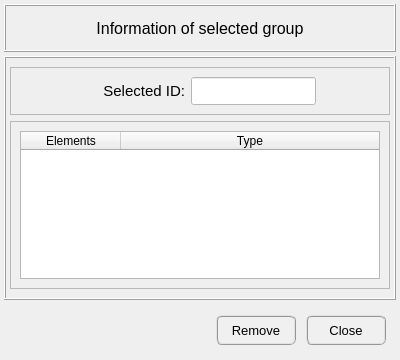
Old version of the form pulse/interface/ui_files/model/info/get_group_information.ui in the repository open-pulse/OpenPulse.
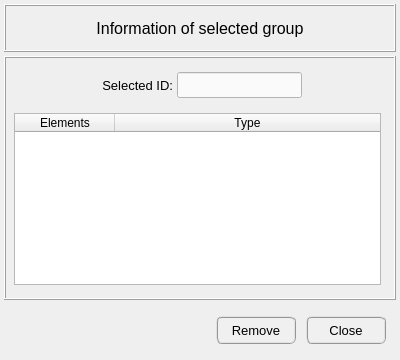
New version of the form.

Patch:
```diff
--- a/pulse/interface/ui_files/model/info/get_group_information.ui
+++ b/pulse/interface/ui_files/model/info/get_group_information.ui
@@ -70,13 +70,31 @@
       </property>
       <item row="0" column="0">
        <widget class="QFrame" name="frame_selection">
+        <property name="minimumSize">
+         <size>
+          <width>0</width>
+          <height>36</height>
+         </size>
+        </property>
         <property name="frameShape">
-         <enum>QFrame::StyledPanel</enum>
+         <enum>QFrame::NoFrame</enum>
         </property>
         <property name="frameShadow">
          <enum>QFrame::Raised</enum>
         </property>
         <layout class="QGridLayout" name="gridLayout_4">
+         <property name="leftMargin">
+          <number>4</number>
+         </property>
+         <property name="topMargin">
+          <number>4</number>
+         </property>
+         <property name="bottomMargin">
+          <number>4</number>
+         </property>
+         <property name="spacing">
+          <number>4</number>
+         </property>
          <item row="0" column="2">
           <widget class="QLineEdit" name="lineEdit_selected_ID">
            <property name="enabled">
@@ -85,13 +103,13 @@
            <property name="minimumSize">
             <size>
              <width>0</width>
-             <height>28</height>
+             <height>26</height>
             </size>
            </property>
            <property name="maximumSize">
             <size>
              <width>240</width>
-             <height>28</height>
+             <height>26</height>
             </size>
            </property>
            <property name="font">
@@ -103,7 +121,8 @@
             <enum>Qt::ClickFocus</enum>
            </property>
            <property name="styleSheet">
-            <string notr="true">background-color: rgb(255, 255, 255);</string>
+            <string notr="true">QLineEdit{color: rgb(0, 0, 0); background-color: rgb(250, 250, 250)}
+QLineEdit:disabled{color: rgb(100, 100, 100); background-color: rgb(240, 240, 240)}</string>
            </property>
            <property name="text">
             <string/>
@@ -117,7 +136,7 @@
           <widget class="QLabel" name="label_selected_id">
            <property name="minimumSize">
             <size>
-             <width>100</width>
+             <width>80</width>
              <height>0</height>
             </size>
            </property>
@@ -129,7 +148,7 @@
            </property>
            <property name="font">
             <font>
-             <pointsize>11</pointsize>
+             <pointsize>10</pointsize>
             </font>
            </property>
            <property name="text">
@@ -172,12 +191,24 @@
       <item row="1" column="0">
        <widget class="QFrame" name="frame_treeWidget">
         <property name="frameShape">
-         <enum>QFrame::StyledPanel</enum>
+         <enum>QFrame::NoFrame</enum>
         </property>
         <property name="frameShadow">
          <enum>QFrame::Raised</enum>
         </property>
         <layout class="QGridLayout" name="gridLayout_5">
+         <property name="leftMargin">
+          <number>4</number>
+         </property>
+         <property name="topMargin">
+          <number>4</number>
+         </property>
+         <property name="bottomMargin">
+          <number>4</number>
+         </property>
+         <property name="spacing">
+          <number>4</number>
+         </property>
          <item row="0" column="0">
           <widget class="QTreeWidget" name="treeWidget_group_info">
            <property name="minimumSize">
@@ -352,13 +383,13 @@
         <property name="minimumSize">
          <size>
           <width>80</width>
-          <height>30</height>
+          <height>28</height>
          </size>
         </property>
         <property name="maximumSize">
          <size>
           <width>80</width>
-          <height>30</height>
+          <height>28</height>
          </size>
         </property>
         <property name="sizeIncrement">
@@ -371,15 +402,16 @@
          <font>
           <family>MS Shell Dlg 2</family>
           <pointsize>10</pointsize>
-          <weight>9</weight>
+          <weight>50</weight>
           <italic>false</italic>
           <bold>false</bold>
          </font>
         </property>
         <property name="styleSheet">
-         <string notr="true">QPushButton{border-radius: 6px; border-color: rgb(150, 150, 150); border-style: ridge; border-width: 2px; color: rgb(0, 0, 0); background-color: rgb(240, 240, 240); font: 75 10pt &quot;MS Shell Dlg 2&quot;}
-QPushButton:hover{border-radius: 6px; border-color: rgb(0, 170, 255); border-style: ridge; border-width: 2px; color: rgb(0, 0, 0); background-color: rgba(174, 213, 255, 100); font: 75 10pt &quot;MS Shell Dlg 2&quot;}
-QPushButton:pressed{border-radius: 6px; border-color: rgb(0, 170, 255); border-style: ridge; border-width: 3px; color: rgb(0, 0, 0); background-color: rgb(174, 213, 255); font: 75 10pt &quot;MS Shell Dlg 2&quot;}</string>
+         <string notr="true">QPushButton{border-radius: 6px; border-color: rgb(150, 150, 150); border-style: ridge; border-width: 2px; color: rgb(0, 0, 0); background-color: rgb(240, 240, 240)}
+QPushButton:hover{border-radius: 6px; border-color: rgb(0, 170, 255); border-style: ridge; border-width: 2px; color: rgb(0, 0, 0); background-color: rgba(174, 213, 255, 100)}
+QPushButton:pressed{border-radius: 6px; border-color: rgb(0, 170, 255); border-style: ridge; border-width: 2px; color: rgb(0, 0, 0); background-color: rgb(174, 213, 255)}
+QPushButton:disabled{border-radius: 6px; border-color: rgb(150, 150, 150); border-style: ridge; border-width: 0px; color: rgb(150,150, 150); background-color: rgb(220, 220, 220)}</string>
         </property>
         <property name="text">
          <string>Close</string>
@@ -397,13 +429,13 @@
         <property name="minimumSize">
          <size>
           <width>80</width>
-          <height>30</height>
+          <height>28</height>
          </size>
         </property>
         <property name="maximumSize">
          <size>
           <width>80</width>
-          <height>30</height>
+          <height>28</height>
          </size>
         </property>
         <property name="sizeIncrement">
@@ -416,15 +448,16 @@
          <font>
           <family>MS Shell Dlg 2</family>
           <pointsize>10</pointsize>
-          <weight>9</weight>
+          <weight>50</weight>
           <italic>false</italic>
           <bold>false</bold>
          </font>
         </property>
         <property name="styleSheet">
-         <string notr="true">QPushButton{border-radius: 6px; border-color: rgb(150, 150, 150); border-style: ridge; border-width: 2px; color: rgb(0, 0, 0); background-color: rgb(240, 240, 240); font: 75 10pt &quot;MS Shell Dlg 2&quot;}
-QPushButton:hover{border-radius: 6px; border-color: rgb(0, 170, 255); border-style: ridge; border-width: 2px; color: rgb(0, 0, 0); background-color: rgba(174, 213, 255, 100); font: 75 10pt &quot;MS Shell Dlg 2&quot;}
-QPushButton:pressed{border-radius: 6px; border-color: rgb(0, 170, 255); border-style: ridge; border-width: 3px; color: rgb(0, 0, 0); background-color: rgb(174, 213, 255); font: 75 10pt &quot;MS Shell Dlg 2&quot;}</string>
+         <string notr="true">QPushButton{border-radius: 6px; border-color: rgb(150, 150, 150); border-style: ridge; border-width: 2px; color: rgb(0, 0, 0); background-color: rgb(240, 240, 240)}
+QPushButton:hover{border-radius: 6px; border-color: rgb(0, 170, 255); border-style: ridge; border-width: 2px; color: rgb(0, 0, 0); background-color: rgba(174, 213, 255, 100)}
+QPushButton:pressed{border-radius: 6px; border-color: rgb(0, 170, 255); border-style: ridge; border-width: 2px; color: rgb(0, 0, 0); background-color: rgb(174, 213, 255)}
+QPushButton:disabled{border-radius: 6px; border-color: rgb(150, 150, 150); border-style: ridge; border-width: 0px; color: rgb(150,150, 150); background-color: rgb(220, 220, 220)}</string>
         </property>
         <property name="text">
          <string>Remove</string>
```
Left out of the diff: 2 changed lines with no effect on the pictures.
